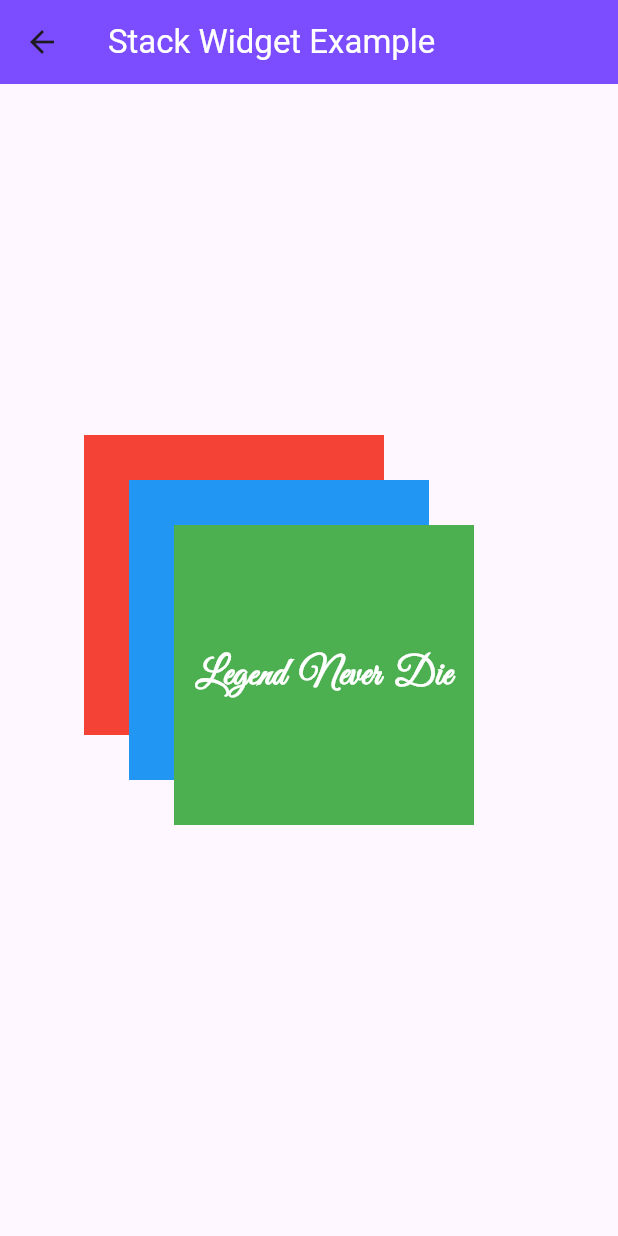
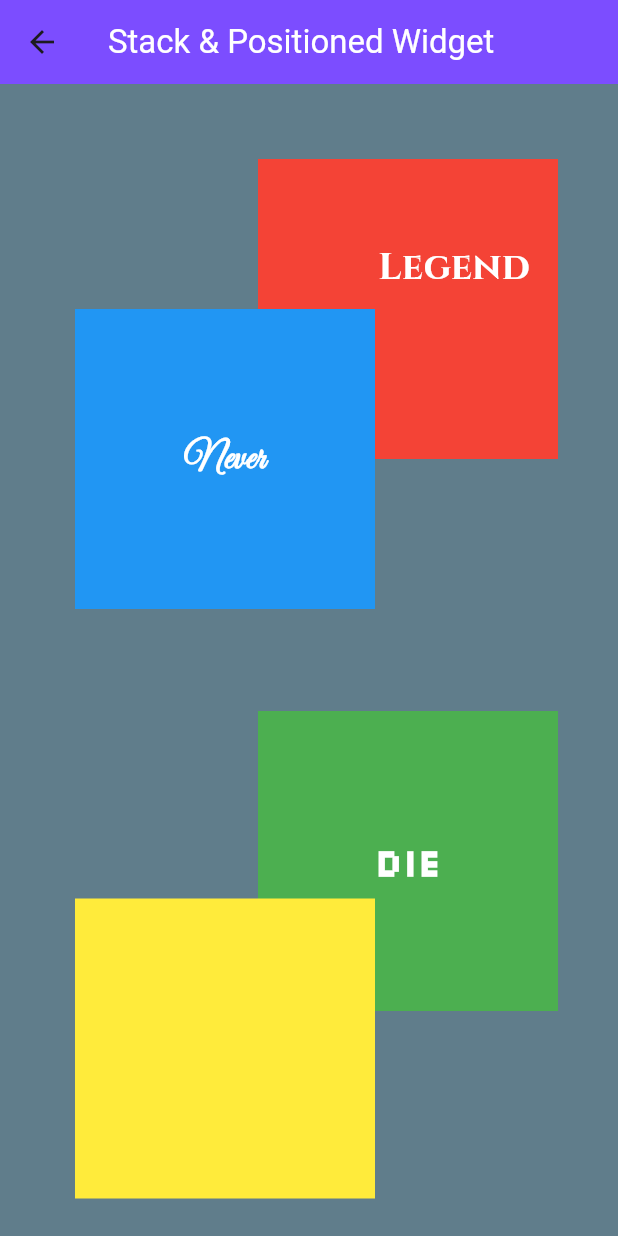
Before and after one commit to thisisdishang/JourneyToFlutter, a Flutter app: the mystack screen opened directly, on a phone screen of 412 x 824 dp. Run offline on Flutter 3.47's test engine with Material 3 defaults, Android fonts, the phone set to English and light mode, and no system bars; our stand-ins replace fluttertoast, font_awesome_flutter.

Commit message:
Check positioned widget with stack widget

```diff
--- a/lib/MyStack.dart
+++ b/lib/MyStack.dart
@@ -8,41 +8,47 @@ class mystack extends StatelessWidget {
     return Scaffold(
       appBar: AppBar(
         title: Text(
-          'Stack Widget Example',
+          'Stack & Positioned Widget',
           style: TextStyle(color: Colors.white),
         ),
         backgroundColor: Colors.deepPurpleAccent,
       ),
-      body: Center(
-        child: Container(
-          width: 300,
-          height: 300,
+      body: Container(
+        width: double.infinity,
+        height: double.infinity,
+        color: Colors.blueGrey,
         child: Stack(
           children: [
-              Container(
+            Positioned(
+              top: 50,
+              right: 40,
+              child: Container(
                 height: 200,
                 width: 200,
                 color: Colors.red,
+                child: Padding(
+                  padding: const EdgeInsets.only(top: 55, left: 80),
+                  child: Text(
+                    'Legend',
+                    style: TextStyle(
+                        color: Colors.white,
+                        fontSize: 25,
+                        fontFamily: "Cinzel",
+                        fontWeight: FontWeight.bold),
+                  ),
+                ),
+              ),
             ),
             Positioned(
-                left: 30,
-                top: 30,
+              left: 50,
+              top: 150,
               child: Container(
                 height: 200,
                 width: 200,
                 color: Colors.blue,
-                ),
-              ),
-              Positioned(
-                left: 60,
-                top: 60,
-                child: Container(
-                  height: 200,
-                  width: 200,
-                  color: Colors.green,
                 child: Center(
                   child: Text(
-                      'Legend  Never  Die',
+                    'Never',
                     style: TextStyle(
                         color: Colors.white,
                         fontSize: 25,
@@ -52,8 +58,35 @@ class mystack extends StatelessWidget {
                 ),
               ),
             ),
+            Positioned(
+              bottom: 150,
+              right: 40,
+              child: Container(
+                height: 200,
+                width: 200,
+                color: Colors.green,
+                child: Center(
+                  child: Text(
+                    'Die',
+                    style: TextStyle(
+                        color: Colors.white,
+                        fontSize: 25,
+                        fontFamily: "Silkscreen",
+                        fontWeight: FontWeight.bold),
+                  ),
+                ),
+              ),
+            ),
+            Positioned(
+              left: 50,
+              bottom: 25,
+              child: Container(
+                height: 200,
+                width: 200,
+                color: Colors.yellow,
+              ),
+            ),
           ],
-          ),
         ),
       ),
     );
--- a/lib/main.dart
+++ b/lib/main.dart
@@ -433,7 +433,7 @@ class _MyHomePageState extends State<MyHomePage> {
                     SizedBox(
                       width: 10,
                     ),
-                    OutlinedButton(
+                    TextButton(
                       onPressed: () {
                         Navigator.push(
                           context,
@@ -447,7 +447,7 @@ class _MyHomePageState extends State<MyHomePage> {
                     SizedBox(
                       width: 10,
                     ),
-                    TextButton(
+                    ElevatedButton(
                       onPressed: () {
                         Navigator.push(
                           context,
@@ -464,7 +464,7 @@ class _MyHomePageState extends State<MyHomePage> {
                     SizedBox(
                       width: 10,
                     ),
-                    ElevatedButton(
+                    TextButton(
                       onPressed: () {
                         Navigator.push(
                           context,
@@ -546,7 +546,7 @@ class _MyHomePageState extends State<MyHomePage> {
                           ),
                         );
                       },
-                      child: Text('Stack'),
+                      child: Text('Stack & Positioned'),
                     ),
                     SizedBox(
                       width: 10,
```
Also changed, not shown: 1 other file. Lines whose indentation alone changed are shown as unchanged.
